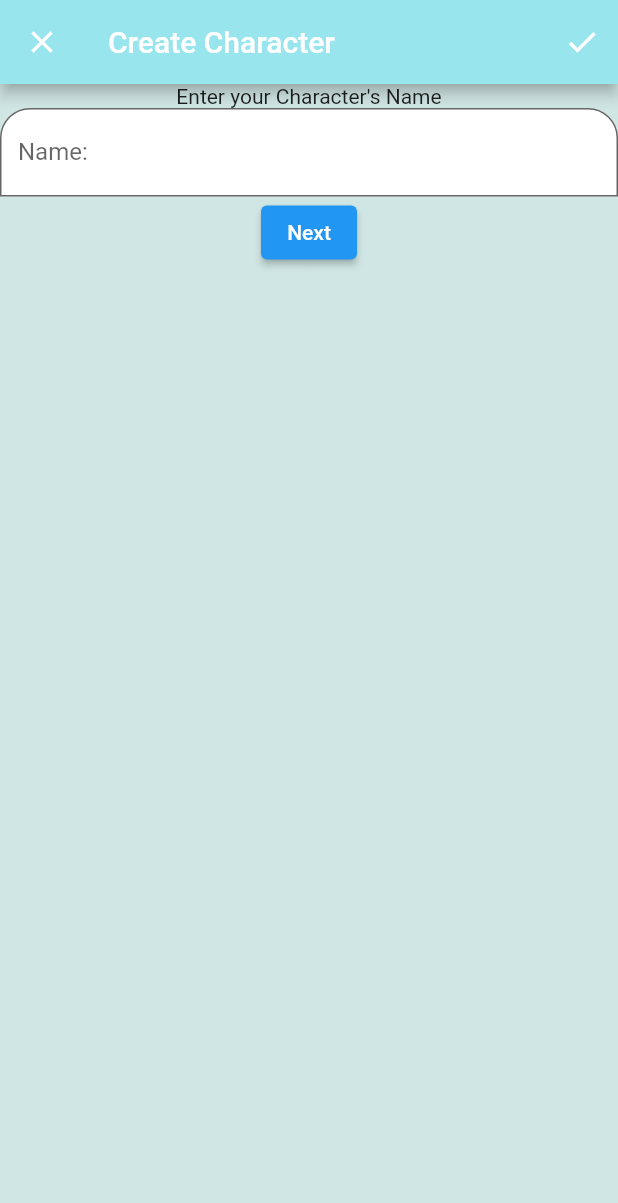
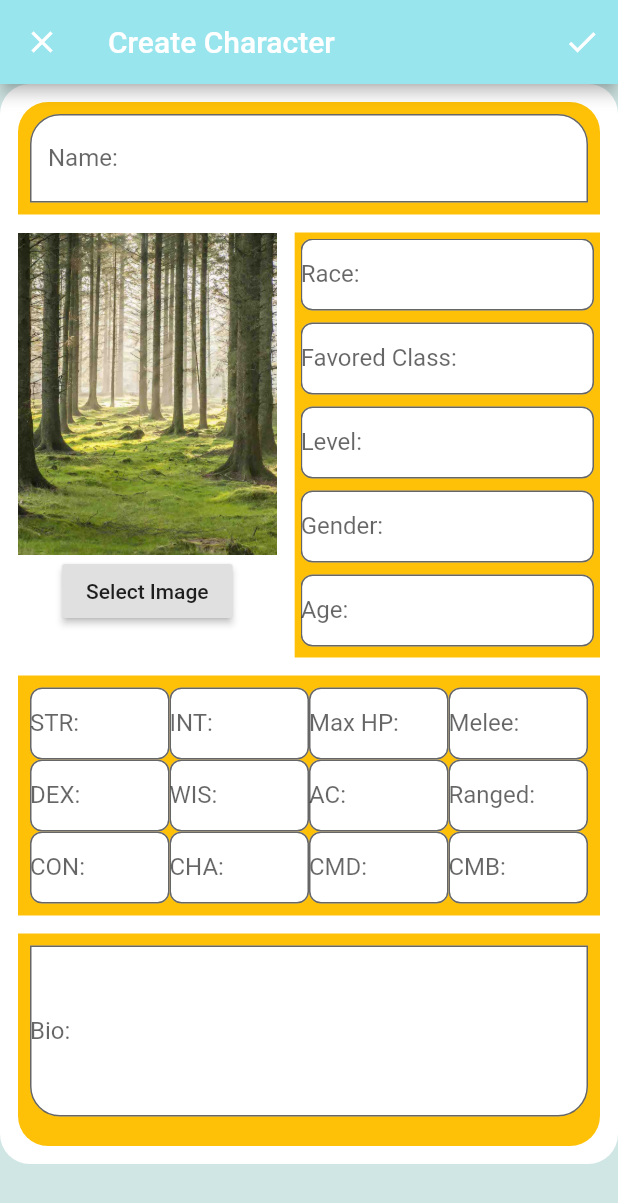
Before and after one commit to bsdonald/shattered_star, a Flutter app: the CharacterListPage screen opened by its route, after a tap on the "person add" icon, on a phone screen of 412 x 824 dp. Shown: the top 1203 px of the screen. Run offline on Flutter 3.47's test engine with Material 2 defaults, Android fonts, the phone set to English and light mode, and no system bars; our stand-ins replace auto_route, bloc, cloud_firestore, dartz, firebase_auth, firebase_core and 13 more; accounts and stored records are empty; generated files the repository leaves out were written again.

Commit message:
removed the new character form scaffold. Need to do further tests with that format, will be putting it in its own branch for further work

```diff
--- a/lib/presentation/pages/character/character_form_page/character_form_page.dart
+++ b/lib/presentation/pages/character/character_form_page/character_form_page.dart
@@ -6,18 +6,15 @@ import 'package:flutter_bloc/flutter_bloc.dart';
 import 'package:shattered_star/application/characters/character_form/character_form_bloc.dart';
 import 'package:shattered_star/domain/character/character.dart';
 import 'package:shattered_star/injection.dart';
-import 'package:shattered_star/presentation/pages/character/character_form_page/scaffolds/edited_character_form_scaffold.dart';
-import 'package:shattered_star/presentation/pages/character/character_form_page/scaffolds/new_character_form_scaffold.dart';
+import 'package:shattered_star/presentation/pages/character/widgets/player_character_card/player_character_card.dart';
 import 'package:shattered_star/presentation/routes/router.gr.dart';
 
 class CharacterFormPage extends StatelessWidget {
   final Character editedCharacter;
-  final bool newCharacter;
 
   const CharacterFormPage({
     Key key,
     this.editedCharacter,
-    this.newCharacter,
   }) : super(key: key);
 
   @override
@@ -53,9 +50,46 @@ class CharacterFormPage extends StatelessWidget {
         builder: (context, state) {
           return Stack(
             children: <Widget>[
-              newCharacter ? const NewCharacterFormScaffold() : const EditedCharacterFormScaffold(),
+              const CharacterFormScaffold(),
               SavingInProgressOverlay(isSaving: state.isSaving),
             ],
+          );
+        },
+      ),
+    );
+  }
+}
+
+class CharacterFormScaffold extends StatelessWidget {
+  const CharacterFormScaffold({
+    Key key,
+  }) : super(key: key);
+
+  @override
+  Widget build(BuildContext context) {
+    return Scaffold(
+      appBar: AppBar(
+        title: BlocBuilder<CharacterFormBloc, CharacterFormState>(
+          buildWhen: (p, c) => p.isEditing != c.isEditing,
+          builder: (context, state) {
+            return Text(state.isEditing ? 'Edit Character' : 'Create Character');
+          },
+        ),
+        actions: <Widget>[
+          IconButton(
+            icon: Icon(Icons.check),
+            onPressed: () {
+              context.bloc<CharacterFormBloc>().add(const CharacterFormEvent.saved());
+            },
+          ),
+        ],
+      ),
+      body: BlocBuilder<CharacterFormBloc, CharacterFormState>(
+        buildWhen: (p, c) => p.showErrorMessages != c.showErrorMessages,
+        builder: (context, state) {
+          return Form(
+            autovalidate: state.showErrorMessages,
+            child: PlayerCharacterCard(isEditing: true, character: null),
           );
         },
       ),
--- a/lib/presentation/pages/character/character_form_page/scaffolds/edited_character_form_scaffold.dart
+++ /dev/null
@@ -1,41 +0,0 @@
-import 'package:flutter/material.dart';
-import 'package:flutter_bloc/flutter_bloc.dart';
-import 'package:shattered_star/application/characters/character_form/character_form_bloc.dart';
-import 'package:shattered_star/presentation/pages/character/widgets/player_character_card/player_character_card.dart';
-
-class EditedCharacterFormScaffold extends StatelessWidget {
-  const EditedCharacterFormScaffold({
-    Key key,
-  }) : super(key: key);
-
-  @override
-  Widget build(BuildContext context) {
-    return Scaffold(
-      appBar: AppBar(
-        title: BlocBuilder<CharacterFormBloc, CharacterFormState>(
-          buildWhen: (p, c) => p.isEditing != c.isEditing,
-          builder: (context, state) {
-            return Text(state.isEditing ? 'Edit Character' : 'Create Character');
-          },
-        ),
-        actions: <Widget>[
-          IconButton(
-            icon: Icon(Icons.check),
-            onPressed: () {
-              context.bloc<CharacterFormBloc>().add(const CharacterFormEvent.saved());
-            },
-          ),
-        ],
-      ),
-      body: BlocBuilder<CharacterFormBloc, CharacterFormState>(
-        buildWhen: (p, c) => p.showErrorMessages != c.showErrorMessages,
-        builder: (context, state) {
-          return Form(
-            autovalidate: state.showErrorMessages,
-            child: PlayerCharacterCard(isEditing: true, character: null),
-          );
-        },
-      ),
-    );
-  }
-}
--- a/lib/presentation/pages/character/character_form_page/scaffolds/new_character_form_scaffold.dart
+++ /dev/null
@@ -1,41 +0,0 @@
-import 'package:flutter/material.dart';
-import 'package:flutter_bloc/flutter_bloc.dart';
-import 'package:shattered_star/application/characters/character_form/character_form_bloc.dart';
-import 'package:shattered_star/presentation/pages/character/character_form_page/widgets/character_form_body.dart';
-
-class NewCharacterFormScaffold extends StatelessWidget {
-  const NewCharacterFormScaffold({
-    Key key,
-  }) : super(key: key);
-
-  @override
-  Widget build(BuildContext context) {
-    return Scaffold(
-      appBar: AppBar(
-        title: BlocBuilder<CharacterFormBloc, CharacterFormState>(
-          buildWhen: (p, c) => p.isEditing != c.isEditing,
-          builder: (context, state) {
-            return Text(state.isEditing ? 'Edit Character' : 'Create Character');
-          },
-        ),
-        actions: <Widget>[
-          IconButton(
-            icon: Icon(Icons.check),
-            onPressed: () {
-              context.bloc<CharacterFormBloc>().add(const CharacterFormEvent.saved());
-            },
-          ),
-        ],
-      ),
-      body: BlocBuilder<CharacterFormBloc, CharacterFormState>(
-        buildWhen: (p, c) => p.showErrorMessages != c.showErrorMessages,
-        builder: (context, state) {
-          return Form(
-            autovalidate: state.showErrorMessages,
-            child: CharacterFormBody(),
-          );
-        },
-      ),
-    );
-  }
-}
--- a/lib/presentation/pages/character/character_list_page/character_list_page.dart
+++ b/lib/presentation/pages/character/character_list_page/character_list_page.dart
@@ -61,7 +61,7 @@ class CharacterListPage extends StatelessWidget {
               IconButton(
                 icon: Icon(Icons.person_add_rounded),
                 onPressed: () {
-                  ExtendedNavigator.of(context).pushCharacterFormPage(editedCharacter: null, newCharacter: true);
+                  ExtendedNavigator.of(context).pushCharacterFormPage(editedCharacter: null);
                 },
               ),
             ],
--- a/lib/presentation/pages/character/character_list_page/widgets/character_card_widget.dart
+++ b/lib/presentation/pages/character/character_list_page/widgets/character_card_widget.dart
@@ -3,15 +3,13 @@ import 'package:firebase_storage/firebase_storage.dart';
 import 'package:flushbar/flushbar_helper.dart';
 import 'package:flutter/material.dart';
 import 'package:flutter_bloc/flutter_bloc.dart';
-
+import 'package:flutter_slidable/flutter_slidable.dart';
 import 'package:shattered_star/application/characters/character_actor/character_actor_bloc.dart';
-import 'package:shattered_star/application/characters/character_form/character_form_bloc.dart';
 import 'package:shattered_star/domain/auth/i_auth_facade.dart';
 import 'package:shattered_star/domain/character/character.dart';
 import 'package:shattered_star/domain/core/errors.dart';
 import 'package:shattered_star/injection.dart';
 import 'package:shattered_star/presentation/routes/router.gr.dart';
-import 'package:flutter_slidable/flutter_slidable.dart';
 
 class CharacterCard extends StatelessWidget {
   final Character character;
@@ -47,7 +45,7 @@ class CharacterCard extends StatelessWidget {
                 color: Theme.of(context).primaryColor.withOpacity(0),
                 icon: Icons.edit,
                 onTap: () {
-                  ExtendedNavigator.of(context).pushCharacterFormPage(editedCharacter: character, newCharacter: false);
+                  ExtendedNavigator.of(context).pushCharacterFormPage(editedCharacter: character);
                 },
               ),
             ),
@@ -107,7 +105,7 @@ class CharacterCard extends StatelessWidget {
             ExtendedNavigator.of(context).pushHomePage(character: character);
           },
           onLongPress: () {
-            ExtendedNavigator.of(context).pushCharacterFormPage(editedCharacter: character, newCharacter: false);
+            ExtendedNavigator.of(context).pushCharacterFormPage(editedCharacter: character);
           },
           child: Card(
             elevation: 10,
```
Also changed, not shown: lib/presentation/routes/router.gr.dart.
